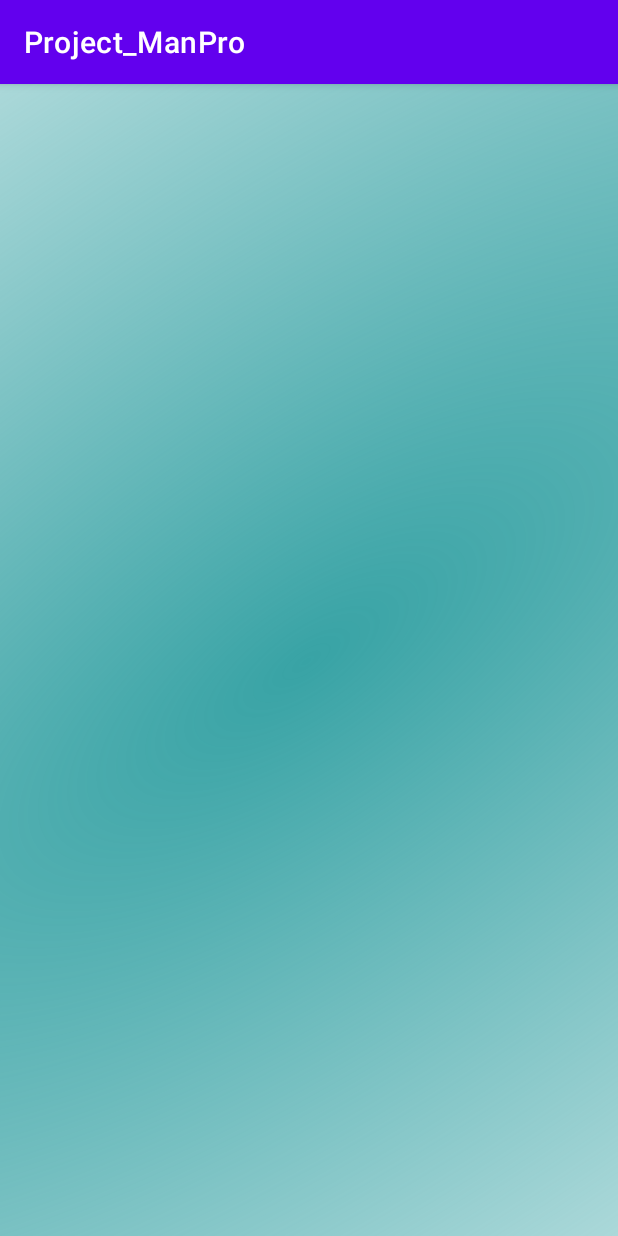
After one commit to AlexanderDP08/Project_ManPro, an Android app: the fragment SignUp shown on its own in the app's theme, on a phone screen of 412 x 824 dp. The commit adds this screen. Run offline under Robolectric (Android 15) with nearby library versions, the phone set to English and light mode, and no system bars.

Commit message:
background singup

```diff
--- a/app/build.gradle
+++ b/app/build.gradle
@@ -37,6 +37,7 @@ dependencies {
     implementation 'androidx.appcompat:appcompat:1.4.0'
     implementation 'com.google.android.material:material:1.4.0'
     implementation 'androidx.constraintlayout:constraintlayout:2.1.2'
+    implementation 'androidx.legacy:legacy-support-v4:1.0.0'
     testImplementation 'junit:junit:4.+'
     androidTestImplementation 'androidx.test.ext:junit:1.1.3'
     androidTestImplementation 'androidx.test.espresso:espresso-core:3.4.0'
--- /dev/null
+++ b/app/src/main/java/com/example/project_manpro/SignUp.kt
@@ -0,0 +1,59 @@
+package com.example.project_manpro
+
+import android.os.Bundle
+import androidx.fragment.app.Fragment
+import android.view.LayoutInflater
+import android.view.View
+import android.view.ViewGroup
+
+// TODO: Rename parameter arguments, choose names that match
+// the fragment initialization parameters, e.g. ARG_ITEM_NUMBER
+private const val ARG_PARAM1 = "param1"
+private const val ARG_PARAM2 = "param2"
+
+/**
+ * A simple [Fragment] subclass.
+ * Use the [SignUp.newInstance] factory method to
+ * create an instance of this fragment.
+ */
+class SignUp : Fragment() {
+    // TODO: Rename and change types of parameters
+    private var param1: String? = null
+    private var param2: String? = null
+
+    override fun onCreate(savedInstanceState: Bundle?) {
+        super.onCreate(savedInstanceState)
+        arguments?.let {
+            param1 = it.getString(ARG_PARAM1)
+            param2 = it.getString(ARG_PARAM2)
+        }
+    }
+
+    override fun onCreateView(
+        inflater: LayoutInflater, container: ViewGroup?,
+        savedInstanceState: Bundle?
+    ): View? {
+        // Inflate the layout for this fragment
+        return inflater.inflate(R.layout.fragment_sign_up, container, false)
+    }
+
+    companion object {
+        /**
+         * Use this factory method to create a new instance of
+         * this fragment using the provided parameters.
+         *
+         * @param param1 Parameter 1.
+         * @param param2 Parameter 2.
+         * @return A new instance of fragment SignUp.
+         */
+        // TODO: Rename and change types and number of parameters
+        @JvmStatic
+        fun newInstance(param1: String, param2: String) =
+            SignUp().apply {
+                arguments = Bundle().apply {
+                    putString(ARG_PARAM1, param1)
+                    putString(ARG_PARAM2, param2)
+                }
+            }
+    }
+}
--- /dev/null
+++ b/app/src/main/res/drawable/sign_up.xml
@@ -0,0 +1,63 @@
+<?xml version="1.0" encoding="utf-8"?>
+<vector
+    xmlns:android="http://schemas.android.com/apk/res/android"
+    xmlns:aapt="http://schemas.android.com/aapt"
+    android:width="428dp"
+    android:height="926dp"
+    android:viewportWidth="428"
+    android:viewportHeight="926">
+
+    <group>
+        <clip-path
+            android:pathData="M0 0H428V926H0V0Z"
+            />
+
+        <group
+            android:translateX="-1.823"
+            android:translateY="1.308"
+            android:pivotX="214"
+            android:pivotY="463"
+            android:scaleX="20"
+            android:scaleY="8"
+            android:rotation="-40.2"
+            >
+
+            <path
+                android:pathData="M0 0V926H428V0"
+                >
+
+                <aapt:attr name="android:fillColor">
+
+                    <gradient
+                        android:type="radial"
+                        android:centerX="214"
+                        android:centerY="463"
+                        android:gradientRadius="107"
+                        >
+
+                        <item
+                            android:color="#38A3A5"
+                            android:offset="0"
+                            />
+
+                        <item
+                            android:color="#0038A3A5"
+                            android:offset="1"
+                            />
+
+                        <item
+                            android:color="#1457CC99"
+                            android:offset="1"
+                            />
+
+                    </gradient>
+
+                </aapt:attr>
+
+            </path>
+
+        </group>
+
+    </group>
+
+</vector>
--- /dev/null
+++ b/app/src/main/res/layout/fragment_sign_up.xml
@@ -0,0 +1,14 @@
+<?xml version="1.0" encoding="utf-8"?>
+<LinearLayout xmlns:android="http://schemas.android.com/apk/res/android"
+    xmlns:tools="http://schemas.android.com/tools"
+    android:layout_width="match_parent"
+    android:layout_height="match_parent"
+    tools:context=".SignUp"
+    android:clipToOutline="true"
+
+    android:background="@drawable/sign_up">
+
+    <!-- TODO: Update blank fragment layout -->
+
+
+</LinearLayout>
--- a/app/src/main/res/values/strings.xml
+++ b/app/src/main/res/values/strings.xml
@@ -1,3 +1,5 @@
 <resources>
     <string name="app_name">Project_ManPro</string>
+    <!-- TODO: Remove or change this placeholder text -->
+    <string name="hello_blank_fragment">Hello blank fragment</string>
 </resources>
--- a/build.gradle
+++ b/build.gradle
@@ -6,7 +6,7 @@ buildscript {
     }
     dependencies {
         classpath "com.android.tools.build:gradle:7.0.1"
-        classpath "org.jetbrains.kotlin:kotlin-gradle-plugin:1.5.20"
+        classpath 'org.jetbrains.kotlin:kotlin-gradle-plugin:1.6.0'
 
         // NOTE: Do not place your application dependencies here; they belong
         // in the individual module build.gradle files
```
